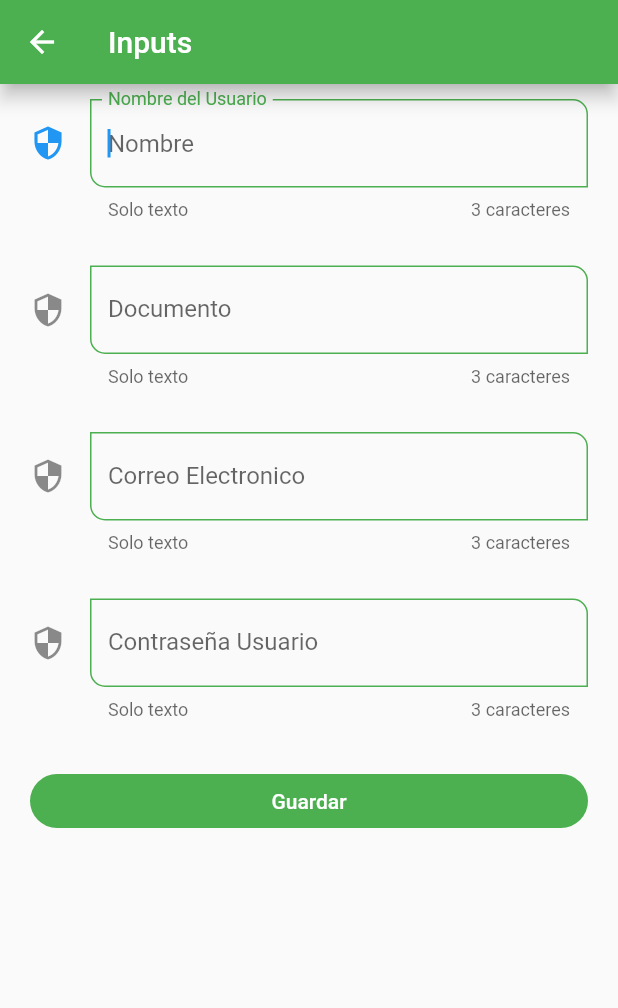
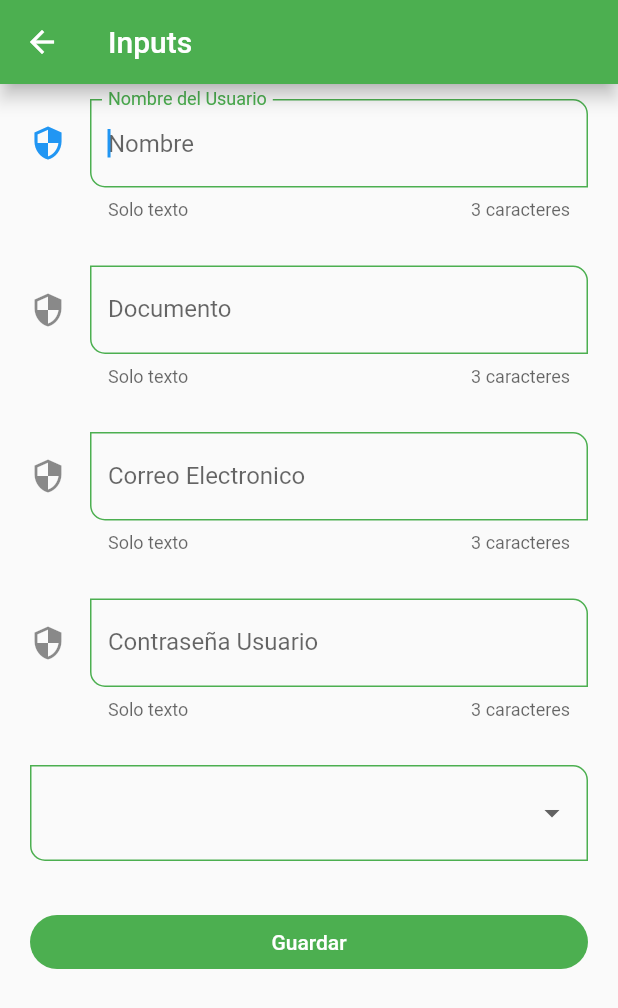
Before and after one commit to yordisev/componentes_flutter, a Flutter app: the InputsScreen screen opened by its route, on a phone screen of 412 x 824 dp. Shown: the top 1008 px of the screen. Run offline on Flutter 3.47's test engine with Material 2 defaults, Android fonts, the phone set to English and light mode, and no system bars.

```diff
--- a/lib/router/app_rutas.dart
+++ b/lib/router/app_rutas.dart
@@ -41,6 +41,11 @@ class AppRutas {
         nombre: 'Inputs',
         pantalla: const InputsScreen(),
         icono: Icons.format_list_bulleted_rounded),
+    MenuOpciones(
+        ruta: 'slider',
+        nombre: 'Sleider',
+        pantalla: const SliderScreen(),
+        icono: Icons.swipe_left_rounded),
   ];
 
   static Map<String, Widget Function(BuildContext)> getAppRoutes() {
--- a/lib/screens/inputs_screen.dart
+++ b/lib/screens/inputs_screen.dart
@@ -72,6 +72,20 @@ class InputsScreen extends StatelessWidget {
                     const SizedBox(
                       height: 30,
                     ),
+                    DropdownButtonFormField<String>(
+                      items: const [
+                        DropdownMenuItem(value: 'Admin', child: Text('Admin')),
+                        DropdownMenuItem(
+                            value: 'Asistente', child: Text('Asistente')),
+                      ],
+                      onChanged: (value) {
+                        formValues['rol'] = value ?? 'Asistente';
+                        print(value);
+                      },
+                    ),
+                    const SizedBox(
+                      height: 30,
+                    ),
                     ElevatedButton(
                         onPressed: () {
                           FocusScope.of(context).requestFocus(FocusNode());
--- a/lib/screens/screens.dart
+++ b/lib/screens/screens.dart
@@ -1,3 +1,4 @@
+export 'package:componentes/screens/slider_screen.dart';
 export 'package:componentes/screens/inputs_screen.dart';
 export 'package:componentes/screens/animacion_screen.dart';
 export 'package:componentes/screens/inicio_screen.dart';
```
Also changed, not shown: lib/screens/slider_screen.dart (added, +34 -0 lines).
